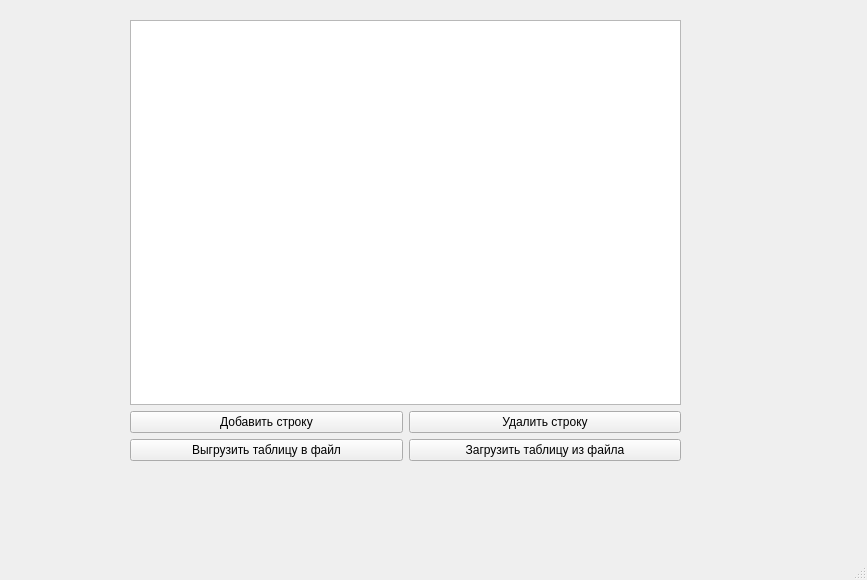
First picture: the form in mainwindow.ui, repository voidStuffedPotato/pan_viewer, before the edit.
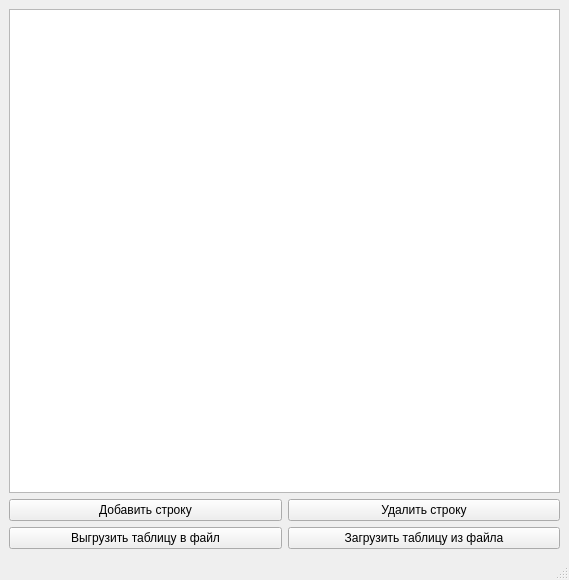
Second picture: the form after the edit.

Commit message: add layout window

```diff
--- a/mainwindow.ui
+++ b/mainwindow.ui
@@ -6,7 +6,7 @@
    <rect>
     <x>0</x>
     <y>0</y>
-    <width>867</width>
+    <width>569</width>
     <height>580</height>
    </rect>
   </property>
@@ -14,15 +14,14 @@
    <string>MainWindow</string>
   </property>
   <widget class="QWidget" name="centralwidget">
-   <widget class="QWidget" name="gridLayoutWidget">
-    <property name="geometry">
-     <rect>
-      <x>130</x>
-      <y>20</y>
-      <width>551</width>
-      <height>441</height>
-     </rect>
-    </property>
+   <property name="enabled">
+    <bool>true</bool>
+   </property>
+   <property name="autoFillBackground">
+    <bool>true</bool>
+   </property>
+   <layout class="QVBoxLayout" name="verticalLayout">
+    <item>
     <layout class="QGridLayout" name="gridLayout">
      <item row="0" column="0" colspan="2">
       <widget class="QTableView" name="tableView"/>
@@ -56,7 +55,8 @@
       </widget>
      </item>
     </layout>
-   </widget>
+    </item>
+   </layout>
   </widget>
   <widget class="QMenuBar" name="menubar">
    <property name="geometry">
```
Left out of the diff: 2 changed lines with no effect on the pictures. Lines whose indentation alone changed are shown as unchanged.
